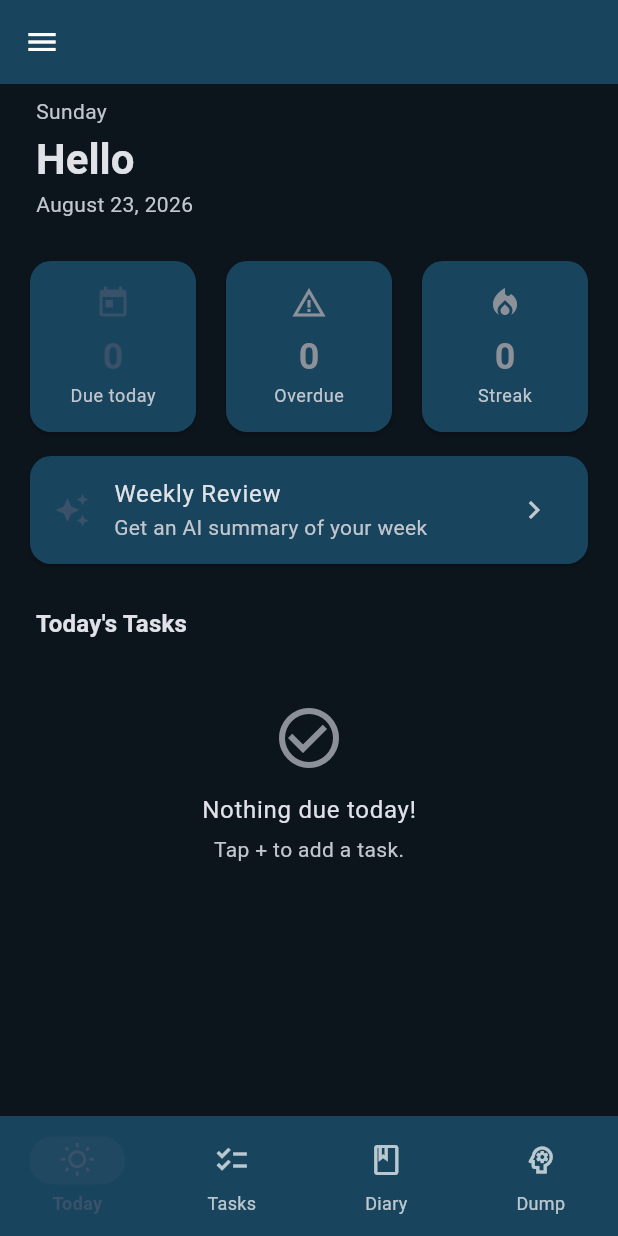
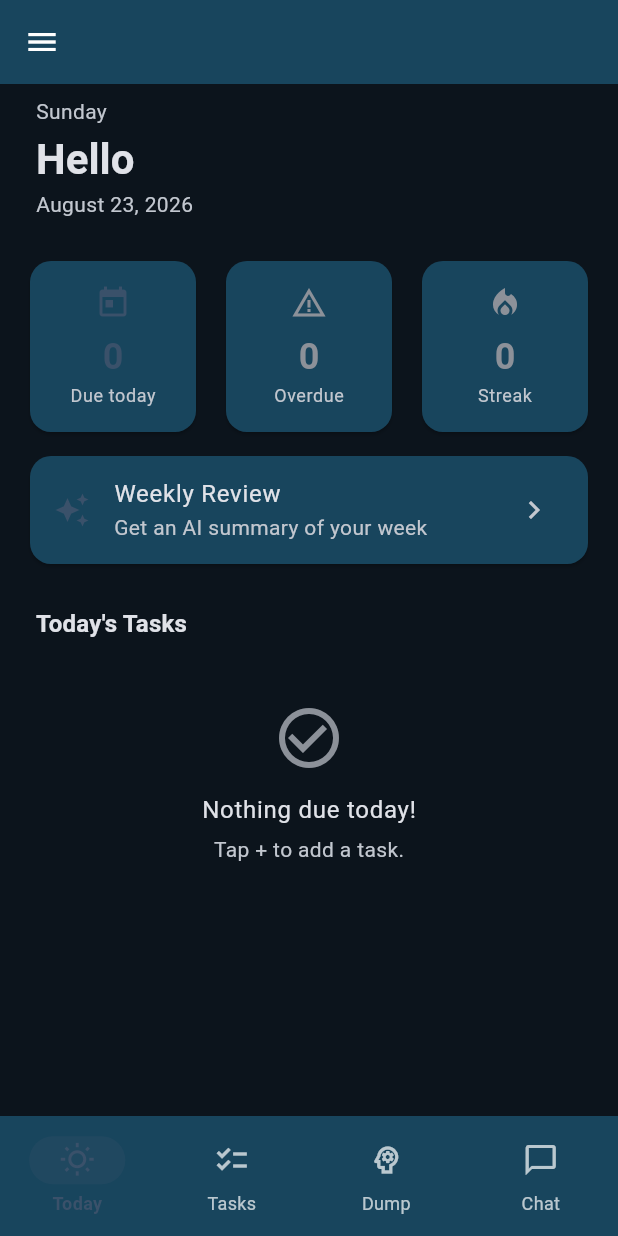
Before and after one commit to idontknow-you/personal_assistant, a Flutter app: the screen it shows once a user with an empty profile is signed in, after a tap on "Skip for now", on a phone screen of 412 x 824 dp. Run offline on Flutter 3.47's test engine with Material 3 defaults, Android fonts, the phone set to English and light mode, and no system bars; our stand-ins replace audioplayers, cloud_firestore, file_picker, firebase_auth, firebase_core, flutter_markdown and 6 more; missing offline and left inert: alarm; accounts and stored records are empty.

Commit message:
restructure nav: Today, Tasks, Brain Dump, Chat in bottom nav
- Bottom nav: Today, Tasks, Brain Dump, Chat (4 tabs)
- Drawer: Alarms, Habits, DSA, Letters, People, Search, Doom-Scroll, Settings
- Hamburger menu on all bottom nav screens for drawer access
- Removed Diary tab (notes moved to drawer if needed)

🤖 Generated with Codebuff
Co-Authored-By: Codebuff <noreply@codebuff.com>

```diff
--- a/lib/screens/home_shell.dart
+++ b/lib/screens/home_shell.dart
@@ -5,7 +5,6 @@ import 'today/today_screen.dart';
 import 'tasks/task_list_page.dart';
 import 'alarms/alarm_list_screen.dart';
 import 'habits/habit_list_page.dart';
-import 'notes/note_list_page.dart';
 import 'notes/brain_dump_page.dart';
 import 'notes/future_letter_list_page.dart';
 import 'settings/settings_screen.dart';
@@ -28,9 +27,9 @@ import '../services/profile_service.dart';
 import '../services/tags/tag_service.dart';
 import '../services/dsa/dsa_problem_service.dart';
 
-enum _NavTab { today, tasks, diary, brainDump }
+enum _NavTab { today, tasks, brainDump, chat }
 
-enum _DrawerPage { alarms, habits, dsa, letters, chat, people, search, doomScroll, settings }
+enum _DrawerPage { alarms, habits, dsa, letters, people, search, doomScroll, settings }
 
 class HomeShell extends StatefulWidget {
   final String uid;
@@ -237,9 +236,6 @@ class _HomeShellState extends State<HomeShell> {
       case _DrawerPage.dsa:
         screen = DSAScreen(problemService: _dsaService);
         break;
-      case _DrawerPage.chat:
-        screen = const ChatScreen();
-        break;
       case _DrawerPage.people:
         screen = PeopleScreen(peopleService: PeopleService(widget.uid));
         break;
@@ -273,15 +269,24 @@ class _HomeShellState extends State<HomeShell> {
       );
     }
 
+    final openDrawer = () => _drawerKey.currentState?.openDrawer();
+
     final bottomPages = [
       TodayScreen(
         uid: widget.uid,
         alarmService: alarmService,
-        onMenuPressed: () => _drawerKey.currentState?.openDrawer(),
+        onMenuPressed: openDrawer,
       ),
-      TaskListPage(uid: widget.uid, alarmService: alarmService),
-      NoteListPage(noteService: _noteService),
-      BrainDumpPage(brainDumpService: _brainDumpService),
+      TaskListPage(
+        uid: widget.uid,
+        alarmService: alarmService,
+        onMenuPressed: openDrawer,
+      ),
+      BrainDumpPage(
+        brainDumpService: _brainDumpService,
+        onMenuPressed: openDrawer,
+      ),
+      ChatScreen(onMenuPressed: openDrawer),
     ];
 
     return Scaffold(
@@ -298,9 +303,9 @@ class _HomeShellState extends State<HomeShell> {
           NavigationDestination(
               icon: Icon(Icons.checklist), label: 'Tasks'),
           NavigationDestination(
-              icon: Icon(Icons.book_outlined), label: 'Diary'),
+              icon: Icon(Icons.psychology_outlined), label: 'Dump'),
           NavigationDestination(
-              icon: Icon(Icons.psychology_outlined), label: 'Dump'),
+              icon: Icon(Icons.chat_bubble_outline), label: 'Chat'),
         ],
       ),
     );
@@ -363,11 +368,6 @@ class _HomeShellState extends State<HomeShell> {
               onTap: () => _openDrawerPage(_DrawerPage.letters),
             ),
             ListTile(
-              leading: const Icon(Icons.chat_bubble_outline),
-              title: const Text('Chat'),
-              onTap: () => _openDrawerPage(_DrawerPage.chat),
-            ),
-            ListTile(
               leading: const Icon(Icons.people_outline),
               title: const Text('People'),
               onTap: () => _openDrawerPage(_DrawerPage.people),
```
Also changed, not shown: lib/screens/chat/chat_screen.dart (+9 -1 lines), lib/screens/notes/brain_dump_page.dart (+9 -1 lines), lib/screens/tasks/task_list_page.dart (+9 -1 lines).
